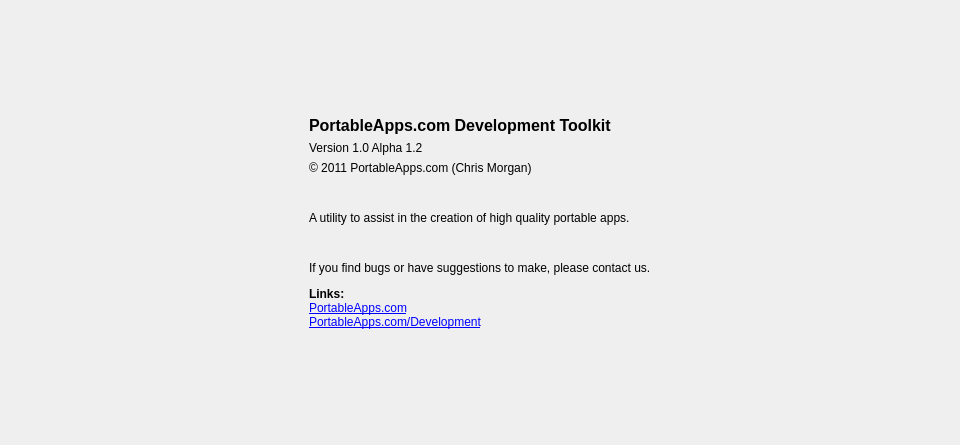
This is gui/ui/pageabout.ui in 3D1T0R/PortableApps.com-DevelopmentToolkit as Qt 5 draws it before an edit. The edited form follows.
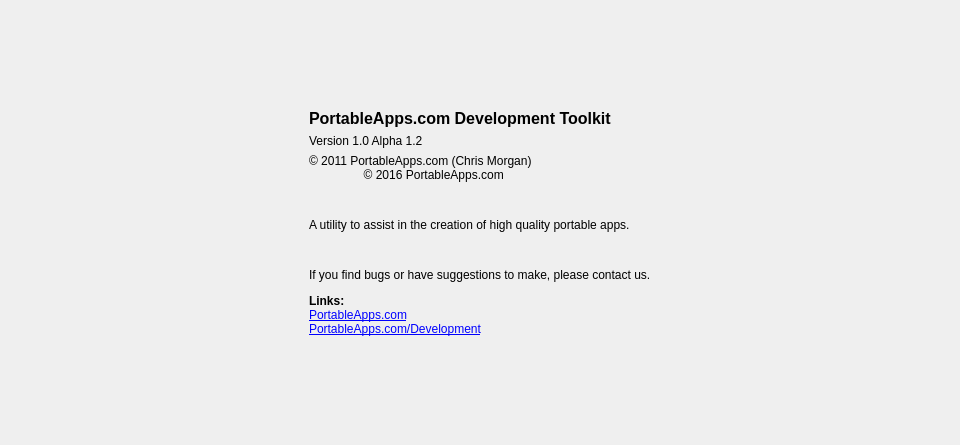
This is the edited form.

The edit to the form file:
```diff
--- a/gui/ui/pageabout.ui
+++ b/gui/ui/pageabout.ui
@@ -87,7 +87,8 @@
    <item row="3" column="1">
     <widget class="QLabel" name="about_copyright">
      <property name="text">
-      <string>© 2011 PortableApps.com (Chris Morgan)</string>
+      <string>© 2011 PortableApps.com (Chris Morgan)
+	  © 2016 PortableApps.com</string>
      </property>
     </widget>
    </item>
```
